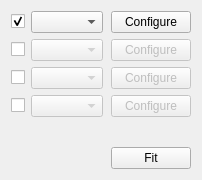
Above: gui/fitpanel.ui from syncope/adapt before the change. Below: the same form after it.
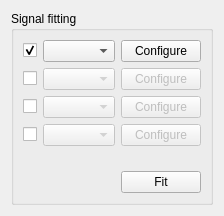
That is the form after the change.

Commit message: + changed all ui files to use with groupboxes -- let's see if it's better

```diff
--- a/gui/fitpanel.ui
+++ b/gui/fitpanel.ui
@@ -6,13 +6,19 @@
    <rect>
     <x>0</x>
     <y>0</y>
-    <width>202</width>
-    <height>180</height>
+    <width>224</width>
+    <height>216</height>
    </rect>
   </property>
   <property name="windowTitle">
    <string>Signal Fitting</string>
   </property>
+  <layout class="QGridLayout" name="gridLayout_2">
+   <item row="0" column="0">
+    <widget class="QGroupBox" name="groupBox">
+     <property name="title">
+      <string>Signal fitting</string>
+     </property>
   <layout class="QGridLayout" name="gridLayout">
    <item row="0" column="0">
     <layout class="QVBoxLayout" name="verticalLayout">
@@ -214,6 +220,9 @@
       </layout>
      </item>
     </layout>
+      </item>
+     </layout>
+    </widget>
    </item>
   </layout>
  </widget>
```
Lines whose indentation alone changed are shown as unchanged. The commit also changes 4 other files.
